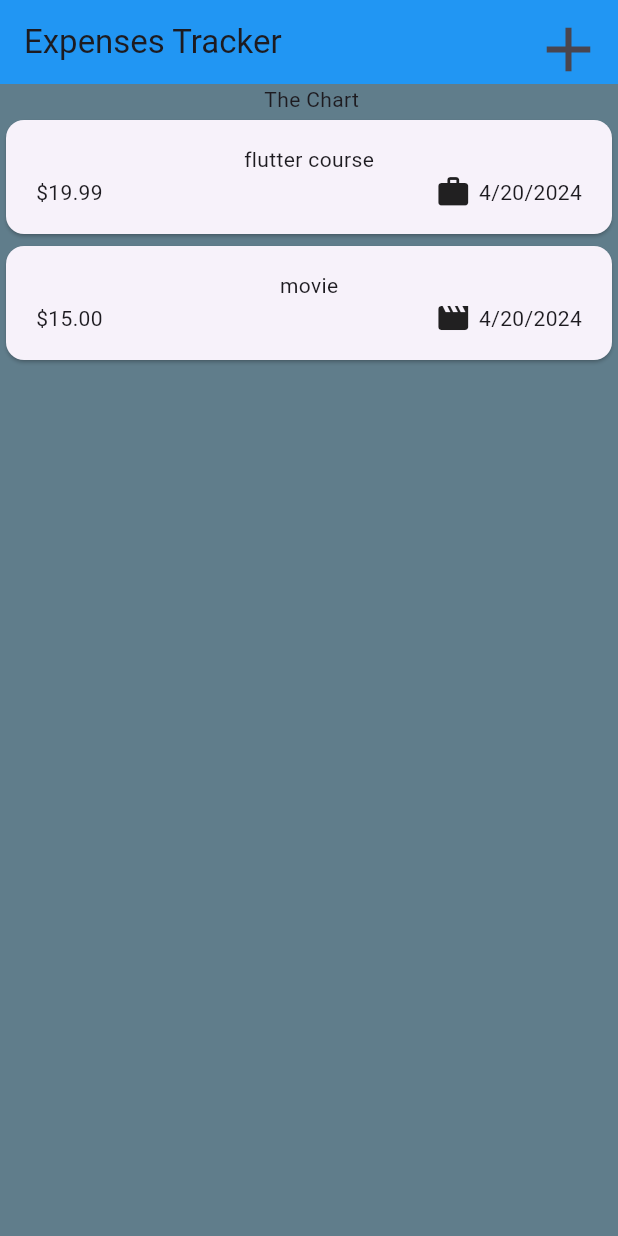
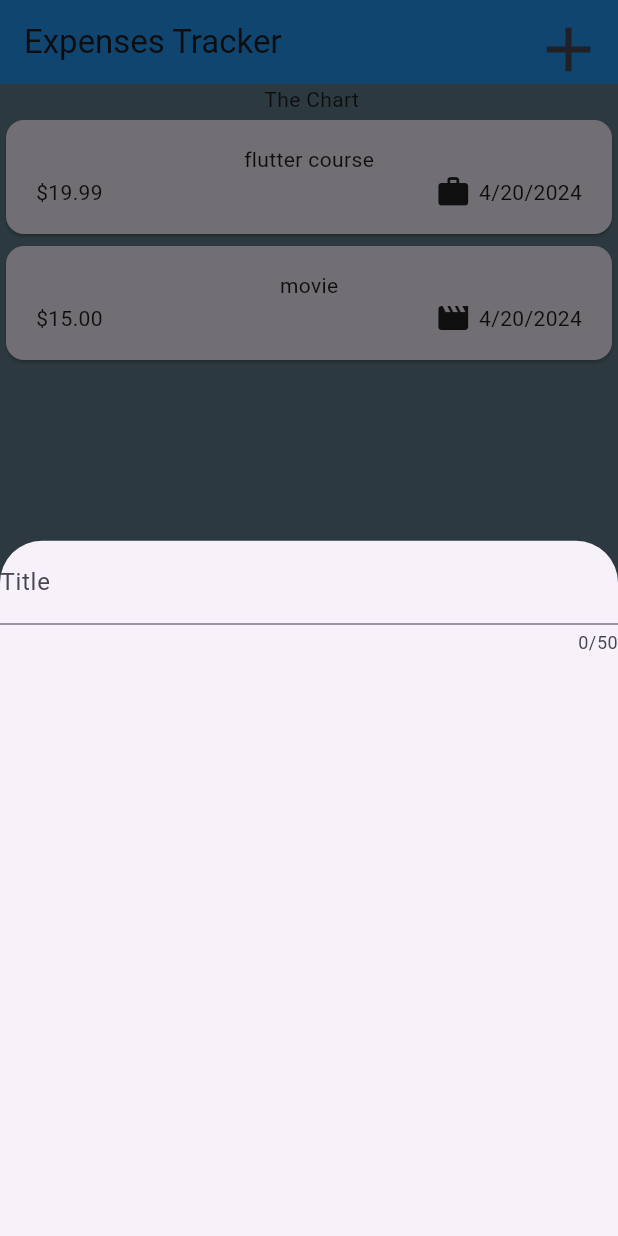
Before and after one commit to balayogigmcs/Expenses-Tracker-App, a Flutter app: the screen it shows after launch, after a tap on the "add" icon, on a phone screen of 412 x 824 dp. Run offline on Flutter 3.47's test engine with Material 3 defaults, Android fonts, the phone set to English and light mode, and no system bars.

Commit message:
input values

```diff
--- a/lib/widgets/expenses.dart
+++ b/lib/widgets/expenses.dart
@@ -1,6 +1,7 @@
 import 'package:flutter/material.dart';
 import 'package:expenses_tracker_app/models/expense.dart';
 import 'package:expenses_tracker_app/widgets/expenses_list/expenses_list.dart';
+import 'package:expenses_tracker_app/widgets/new_expenses.dart';
 
 class Expenses extends StatefulWidget {
   const Expenses({super.key});
@@ -25,6 +26,13 @@ class _ExpensesState extends State<Expenses> {
         category: Category.leisure)
   ];
 
+  void _openAddExpenseOverlay() {
+    showModalBottomSheet(
+      context: context,
+      builder: (ctx) => const NewExpenses(),
+    );
+  }
+
   @override
   Widget build(BuildContext context) {
     return Scaffold(
@@ -34,8 +42,11 @@ class _ExpensesState extends State<Expenses> {
         title: const Text('Expenses Tracker'),
         actions: [
           IconButton(
-            onPressed: () {},
-            icon: const Icon(Icons.add,size: 50,),
+            onPressed: _openAddExpenseOverlay,
+            icon: const Icon(
+              Icons.add,
+              size: 50,
+            ),
           ),
         ],
       ),
--- /dev/null
+++ b/lib/widgets/new_expenses.dart
@@ -0,0 +1,26 @@
+import 'package:flutter/material.dart';
+
+class NewExpenses extends StatefulWidget {
+  const NewExpenses({super.key});
+
+  @override
+  State<NewExpenses> createState() {
+    return _NewExpensesState();
+  }
+}
+
+class _NewExpensesState extends State<NewExpenses> {
+  @override
+  Widget build(BuildContext context) {
+    return const Column(
+      children: [
+        TextField(
+          maxLength: 50,
+          decoration: InputDecoration(
+            label: Text('Title'),
+          ),
+        ),
+      ],
+    );
+  }
+}
```
